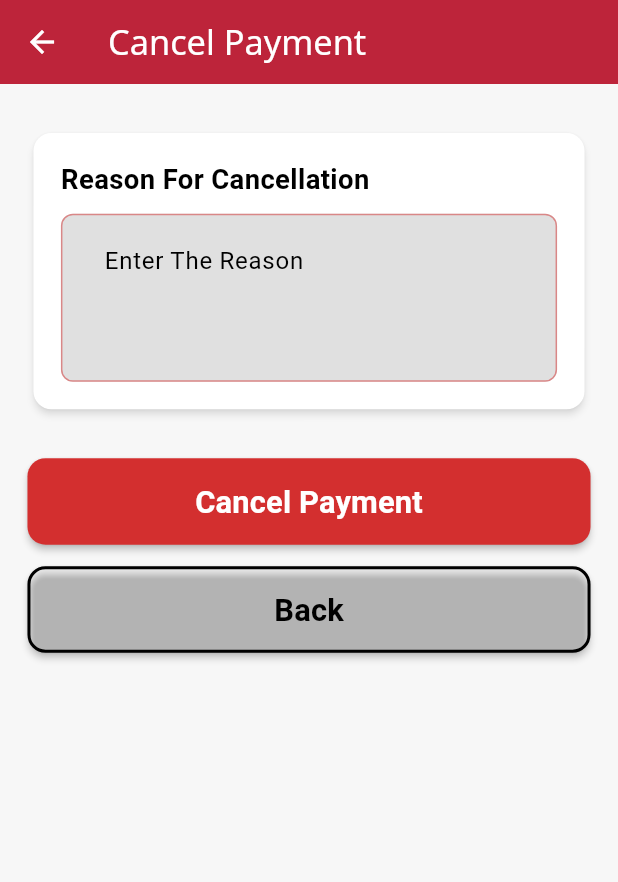
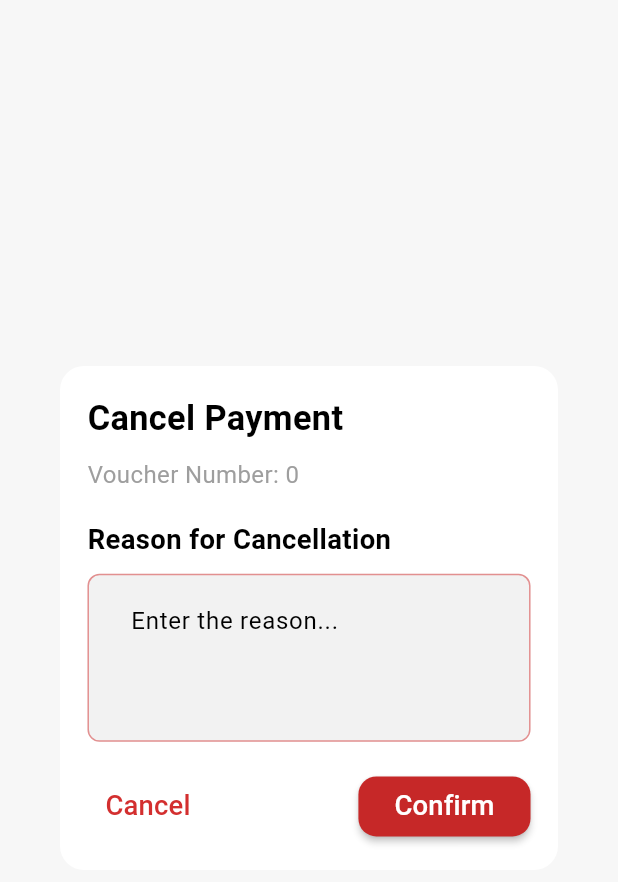
Before and after one commit to ezatkh/payment-digitization-receipt, a Flutter app: the PaymentCancellationScreen widget shown alone on an empty page, opened directly with empty values, on a phone screen of 412 x 824 dp. Shown: the top 882 px of the screen. Run offline on Flutter 3.47's test engine with Material 3 defaults, Android fonts, the phone set to English and light mode, and no system bars; our stand-ins replace connectivity_plus, flutter_screenutil, flutter_spinkit, local_auth, pdf, permission_handler and 4 more; missing offline and left inert: number_to_word_arabic, number_to_words_english; accounts and stored records are empty.

Commit message:
add popup for cancellation request

```diff
--- a/lib/Screens/DashboardScreen.dart
+++ b/lib/Screens/DashboardScreen.dart
@@ -9,7 +9,6 @@ import 'ConnectivityStatusScreen.dart';
 import 'LoginScreen.dart';
 import 'MoreScreen.dart';
 import 'NotificationsScreen.dart';
-import 'PaymentCancellationScreen.dart';
 import 'PaymentHistoryScreen.dart';
 import 'ProfileScreen.dart';
 import 'RecordPaymentScreen.dart';
--- a/lib/Screens/PaymentCancellationScreen.dart
+++ b/lib/Screens/PaymentCancellationScreen.dart
@@ -1,140 +1,84 @@
 import 'package:flutter/material.dart';
+import 'package:provider/provider.dart';
+import '../Services/LocalizationService.dart';
 import 'package:flutter_screenutil/flutter_screenutil.dart';
-import 'dart:ui';  // Required for ImageFilter
-import '../Services/LocalizationService.dart';
-import 'package:provider/provider.dart';
-import '../Custom_Widgets/CustomPopups.dart';
-class PaymentCancellationScreen extends StatefulWidget {
+
+class PaymentCancellationScreen extends StatelessWidget {
   final int id;
 
   PaymentCancellationScreen({required this.id});
 
-  @override
-  _PaymentCancellationScreenState createState() => _PaymentCancellationScreenState();
-}
-
-class _PaymentCancellationScreenState extends State<PaymentCancellationScreen> {
-  String cancelPayment = '';
-  String reasonForCancellation = '';
-  String enterTheReason = '';
-  String back = '';
-  String confirmCancellation = '';
-  String confirmCancellationBody = '';
-  String confirm = '';
-  String cancel = '';
-
-  void _initializeLocalizationStrings() {
+  void _initializeLocalizationStrings(BuildContext context) {
     final localizationService = Provider.of<LocalizationService>(context, listen: false);
-    cancelPayment = localizationService.getLocalizedString('cancelPayment');
-    reasonForCancellation = localizationService.getLocalizedString('reasonForCancellation');
-    enterTheReason = localizationService.getLocalizedString('enterTheReason');
-    back = localizationService.getLocalizedString('back');
-    confirmCancellation = localizationService.getLocalizedString('confirmCancellation');
-    confirmCancellationBody = localizationService.getLocalizedString('confirmCancellationBody');
-    confirm = localizationService.getLocalizedString('confirm');
-    cancel = localizationService.getLocalizedString('cancel');
-  }
-
-  @override
-  void initState() {
-    super.initState();
-    _initializeLocalizationStrings();
+    // Fetch localization strings from LocalizationService
   }
 
   @override
   Widget build(BuildContext context) {
-    return Scaffold(
-      backgroundColor: Color(0xFFF7F7F7),
-      appBar: AppBar(
-        elevation: 4,
-        title: Text(
-          cancelPayment,
-          style: TextStyle(
-            color: Colors.white,
-            fontSize: 20.sp,
-            fontFamily: 'NotoSansUI',
-          ),
-        ),
-        backgroundColor: Color(0xFFC62828),
-        leading: IconButton(
-          icon: Icon(Icons.arrow_back, color: Colors.white),
-          onPressed: () => Navigator.pop(context),
-        ),
-      ),
-      body: SingleChildScrollView(
-        padding: EdgeInsets.symmetric(horizontal: 16.w, vertical: 24.h),
+    _initializeLocalizationStrings(context);
+
+    return Dialog(
+      shape: RoundedRectangleBorder(borderRadius: BorderRadius.circular(16)),
+      child: Container(
+        padding: EdgeInsets.all(16.w),
         child: Column(
+          mainAxisSize: MainAxisSize.min,
           crossAxisAlignment: CrossAxisAlignment.start,
           children: [
-            _buildInputCard(context, reasonForCancellation, enterTheReason),
-            SizedBox(height: 24.h),
-            _buildActionButton(context, cancelPayment, Color(0xFFD32F2F)),
-            SizedBox(height: 12.h),
-            _buildActionButton(context, back, Colors.black, isOutlined: true),
-          ],
-        ),
-      ),
-    );
-  }
-
-  Widget _buildInputCard(BuildContext context, String label, String hint, {int maxLines = 3}) {
-    return Card(
-      elevation: 2,
-      shadowColor: Colors.black54,
-      shape: RoundedRectangleBorder(borderRadius: BorderRadius.circular(12)),
-      child: Padding(
-        padding: EdgeInsets.all(16.w),
-        child: Column(
-          crossAxisAlignment: CrossAxisAlignment.start,
-          children: [
-            Text(label, style: TextStyle(fontSize: 16.sp, fontWeight: FontWeight.w600)),
+            Text(
+              'Cancel Payment',
+              style: TextStyle(
+                color: Colors.black,
+                fontSize: 20.sp,
+                fontWeight: FontWeight.bold,
+              ),
+            ),
+            SizedBox(height: 8.h),
+            Text(
+              'Voucher Number: $id',
+              style: TextStyle(color: Colors.grey, fontSize: 14.sp),
+            ),
+            SizedBox(height: 16.h),
+            Text(
+              'Reason for Cancellation',
+              style: TextStyle(fontSize: 16.sp, fontWeight: FontWeight.bold),
+            ),
             SizedBox(height: 8.h),
             TextField(
-              maxLines: maxLines,
+              maxLines: 3,
               decoration: InputDecoration(
-                fillColor: Color(0xFFE0E0E0),
+                hintText: 'Enter the reason...',
+                fillColor: Color(0xFFF2F2F2),
                 filled: true,
                 border: OutlineInputBorder(borderRadius: BorderRadius.circular(8)),
-                hintText: hint,
               ),
+            ),
+            SizedBox(height: 16.h),
+            Row(
+              mainAxisAlignment: MainAxisAlignment.spaceBetween,
+              children: [
+                TextButton(
+                  onPressed: () {
+                    Navigator.of(context).pop();
+                  },
+                  child: Text('Cancel', style: TextStyle(fontSize: 16.sp)),
+                ),
+                ElevatedButton(
+                  style: ElevatedButton.styleFrom(
+                    backgroundColor: Color(0xFFC62828),
+                    shape: RoundedRectangleBorder(borderRadius: BorderRadius.circular(12)),
+                  ),
+                  onPressed: () {
+                    // Handle cancellation confirmation here
+                    Navigator.of(context).pop();
+                  },
+                  child: Text('Confirm', style: TextStyle(fontSize: 16.sp)),
+                ),
+              ],
             ),
           ],
         ),
       ),
     );
   }
-
-  Widget _buildActionButton(BuildContext context, String text, Color color, {bool isOutlined = false}) {
-    return ElevatedButton(
-      style: ElevatedButton.styleFrom(
-        foregroundColor: isOutlined ? color : Colors.white,
-        backgroundColor: isOutlined ? Colors.transparent : color,
-        minimumSize: Size(double.infinity, 48.h),
-        shape: RoundedRectangleBorder(borderRadius: BorderRadius.circular(12)),
-        side: isOutlined ? BorderSide(color: color, width: 2) : BorderSide.none,
-        padding: EdgeInsets.symmetric(vertical: 12.h),
-      ),
-      onPressed: () {
-        if (isOutlined) {
-          Navigator.pop(context);
-        } else {
-          CustomPopups.showCustomDialog(  context: context,
-            icon: Icon(Icons.delete_forever, size: 60, color: Colors.red),
-            title: 'Cancel Payment',
-            message: 'Are you sure you want to cancel this payment?',
-            deleteButtonText: 'Ok',
-            onPressButton: () {
-              // Your delete logic here
-            },);
-          //_showConfirmationDialog(context);
-        }
-      },
-      child: Text(
-        text,
-        style: TextStyle(fontSize: 18.sp, fontWeight: FontWeight.w600),
-      ),
-    );
-  }
-
-
 }
--- a/lib/Screens/PaymentConfirmationScreen.dart
+++ b/lib/Screens/PaymentConfirmationScreen.dart
@@ -20,7 +20,6 @@ import 'SendReceiptScreen.dart';
 class PaymentConfirmationScreen extends StatefulWidget {
   final int paymentId;
   Map<String, dynamic>? paymentDetails;
-
   PaymentConfirmationScreen({required this.paymentId});
 
   @override
--- a/lib/Screens/PaymentHistoryScreen.dart
+++ b/lib/Screens/PaymentHistoryScreen.dart
@@ -357,22 +357,15 @@ class _PaymentHistoryScreenState extends State<PaymentHistoryScreen> {
         child: IconButton(
           icon: Icon(Icons.cancel, color: Colors.red),
           onPressed: () {
-            // if (record.id != null) {
-            //   final int idToCancel = record.id!;
-            //   Navigator.push(
-            //     context,
-            //     MaterialPageRoute(
-            //       builder: (context) => PaymentCancellationScreen(),
-            //     ),
-            //   );
-            // }
-
-            // Navigator.push(
-            //   context,
-            //   MaterialPageRoute(
-            //     builder: (context) => PaymentCancellationScreen(),
-            //   ),
-            // );
+            if (record.id != null) {
+              final int idToCancel = record.id!;
+              showDialog(
+                context: context,
+                builder: (BuildContext context) {
+                  return PaymentCancellationScreen(id: idToCancel);
+                },
+              );
+            }
           },
         ),
       ),
```
